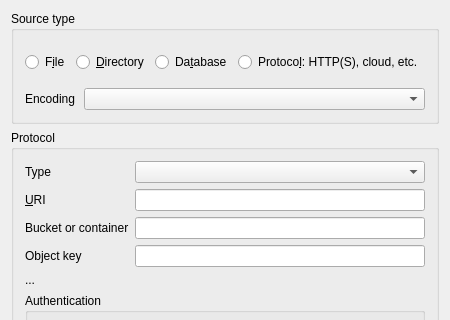
Before: the Qt Designer form src/ui/qgsogrsourceselectbase.ui in qgis/QGIS, drawn with Qt 5; both pictures show x 0 to 450 and y 0 to 320 of the 450 by 658 pixel window.
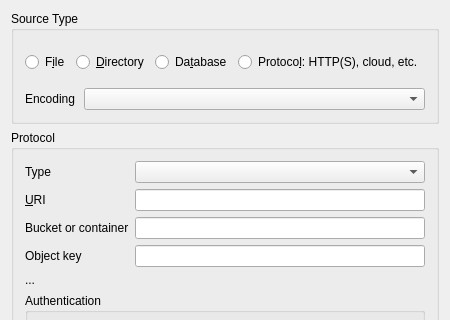
After: the same form once the commit is applied. Icons and pictures are not drawn. Custom widgets are drawn as their Qt base class.

```diff
--- a/src/ui/qgsogrsourceselectbase.ui
+++ b/src/ui/qgsogrsourceselectbase.ui
@@ -36,7 +36,7 @@
       </sizepolicy>
      </property>
      <property name="title">
-      <string>Source type</string>
+      <string>Source Type</string>
      </property>
      <layout class="QVBoxLayout" name="verticalLayout">
       <item>
```
